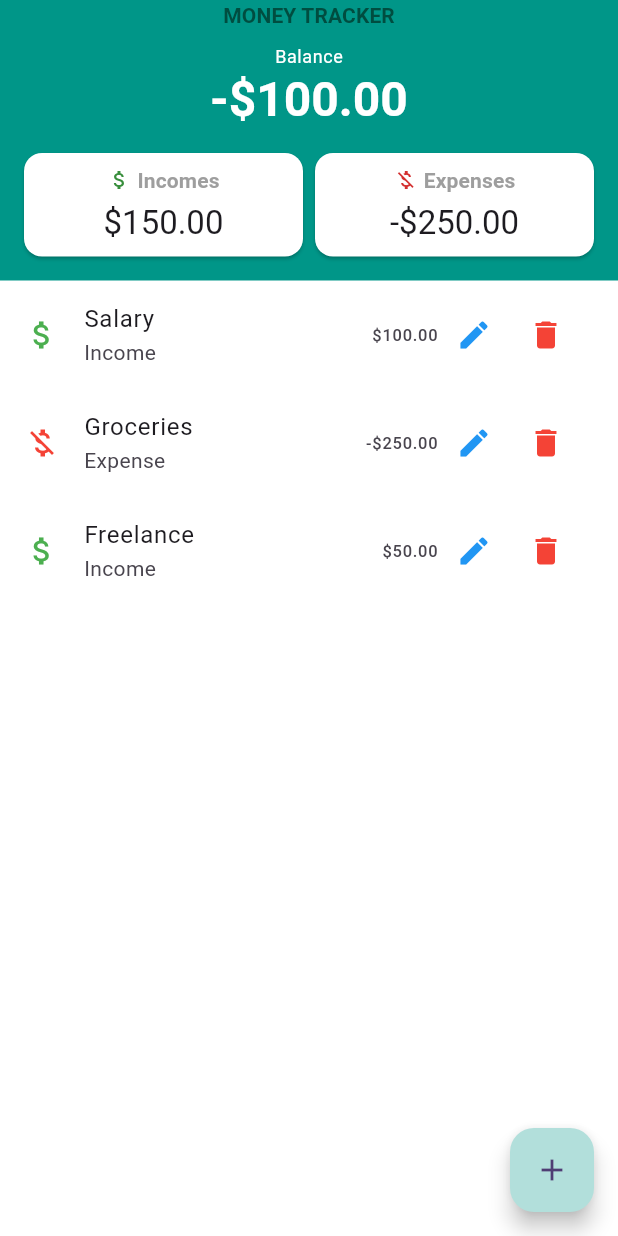
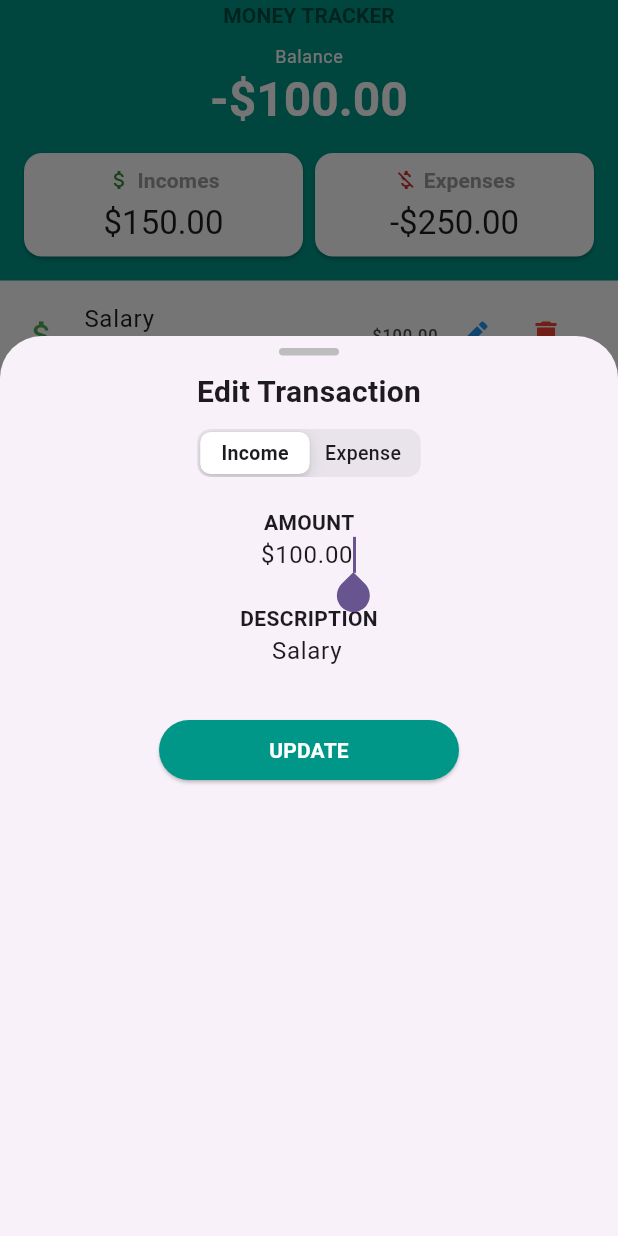
Before and after one commit to Alvarado08/money-tracker, a Flutter app: the screen it shows after launch, after a tap on the "edit" icon, on a phone screen of 412 x 824 dp. Run offline on Flutter 3.47's test engine with Material 3 defaults, Android fonts, the phone set to English and light mode, and no system bars; our stand-ins replace currency_text_input_formatter.

Commit message:
Completed CRUD
Finished implementing CRUD operations with Update. Learned about widget which is in charge of bringing the state of the last widget (parent). initState is for when the current widget needs to remember things (state). Controllers offer state consistency (Come with a dispose caveat).

```diff
--- /dev/null
+++ b/devtools_options.yaml
@@ -0,0 +1,3 @@
+description: This file stores settings for Dart & Flutter DevTools.
+documentation: https://docs.flutter.dev/tools/devtools/extensions#configure-extension-enablement-states
+extensions:
--- /dev/null
+++ b/lib/view/components/edit_transaction_bottom_sheet.dart
@@ -0,0 +1,156 @@
+import 'package:currency_text_input_formatter/currency_text_input_formatter.dart';
+import 'package:flutter/cupertino.dart';
+import 'package:flutter/material.dart';
+import 'package:money_tracker/controller/transactions_provider.dart';
+import 'package:money_tracker/model/transaction.dart';
+import 'package:provider/provider.dart';
+
+class EditTransactionBottomSheet extends StatefulWidget {
+  const EditTransactionBottomSheet({super.key, required this.oldTransaction});
+
+  final Transaction oldTransaction;
+
+  @override
+  State<EditTransactionBottomSheet> createState() =>
+      _EditTransactionBottomSheetState();
+}
+
+class _EditTransactionBottomSheetState
+    extends State<EditTransactionBottomSheet> {
+  int? typeIndex;
+  late TransactionType type;
+  late double amount = 0;
+  late String description;
+
+  @override
+  void initState() {
+    super.initState();
+    type = widget.oldTransaction.type;
+    typeIndex = (type == TransactionType.income) ? 0 : 1;
+    amount = widget.oldTransaction.amount.abs();
+    description = widget.oldTransaction.description;
+  }
+
+  @override
+  Widget build(BuildContext context) {
+    final textTheme = Theme.of(context).textTheme;
+    return SizedBox(
+      height: 600,
+      width: double.infinity,
+      child: Padding(
+        padding: const EdgeInsets.all(8.0),
+        child: Column(
+          children: [
+            Container(
+              height: 5,
+              width: 40,
+              decoration: BoxDecoration(
+                color: Colors.grey.shade400,
+                borderRadius: BorderRadius.circular(10),
+              ),
+            ),
+            const SizedBox(height: 10),
+            Text(
+              'Edit Transaction',
+              style: TextStyle(fontSize: 20, fontWeight: FontWeight.bold),
+            ),
+            const SizedBox(height: 10),
+            CupertinoSlidingSegmentedControl(
+              groupValue: typeIndex,
+              children: const {0: Text("Income"), 1: Text("Expense")},
+              onValueChanged: (value) {
+                setState(() {
+                  typeIndex = value;
+                  value == 0
+                      ? type = TransactionType.income
+                      : type = TransactionType.expense;
+                });
+              },
+            ),
+            const SizedBox(height: 20),
+            Text(
+              "AMOUNT",
+              style: textTheme.bodyMedium!.copyWith(
+                fontWeight: FontWeight.bold,
+              ),
+            ),
+            TextField(
+              controller: TextEditingController(
+                text: "\$${amount.toStringAsFixed(2)}",
+              ),
+              inputFormatters: [
+                CurrencyTextInputFormatter.currency(locale: 'en', symbol: '\$'),
+              ],
+              textAlign: TextAlign.center,
+              keyboardType: TextInputType.number,
+              decoration: InputDecoration.collapsed(
+                hintText: "\$0.00",
+                hintStyle: TextStyle(color: Colors.grey.shade400),
+              ),
+              autofocus: true,
+              onChanged: (value) {
+                final valueWithoutSymbol = value
+                    .replaceAll('\$', '')
+                    .replaceAll(',', '');
+                if (valueWithoutSymbol.isNotEmpty) {
+                  amount = double.parse(valueWithoutSymbol);
+                }
+              },
+            ),
+            SizedBox(height: 20),
+            Text(
+              "DESCRIPTION",
+              style: textTheme.bodyMedium!.copyWith(
+                fontWeight: FontWeight.bold,
+              ),
+            ),
+            TextField(
+              controller: TextEditingController(text: description),
+              textAlign: TextAlign.center,
+              keyboardType: TextInputType.text,
+              decoration: InputDecoration.collapsed(
+                hintText: "Enter description",
+                hintStyle: TextStyle(color: Colors.grey.shade400),
+              ),
+              autofocus: true,
+              onChanged: (value) {
+                description = value;
+              },
+            ),
+            SizedBox(height: 30),
+            SizedBox(
+              width: 200,
+              child: ElevatedButton(
+                onPressed: () {
+                  final newTransaction = Transaction(
+                    type: type,
+                    amount: type == TransactionType.expense ? -amount : amount,
+                    description: description,
+                  );
+                  Provider.of<TransactionsProvider>(
+                    context,
+                    listen: false,
+                  ).updateTransaction(widget.oldTransaction, newTransaction);
+                  Navigator.of(context).pop();
+                },
+                style: ElevatedButton.styleFrom(
+                  backgroundColor: Colors.teal,
+                  shape: RoundedRectangleBorder(
+                    borderRadius: BorderRadius.circular(20),
+                  ),
+                ),
+                child: Text(
+                  "UPDATE",
+                  style: TextStyle(
+                    color: Colors.white,
+                    fontWeight: FontWeight.bold,
+                  ),
+                ),
+              ),
+            ),
+          ],
+        ),
+      ),
+    );
+  }
+}
--- a/lib/view/components/transactions_list.dart
+++ b/lib/view/components/transactions_list.dart
@@ -1,6 +1,7 @@
 import 'package:flutter/material.dart';
 import 'package:money_tracker/controller/transactions_provider.dart';
 import 'package:money_tracker/model/transaction.dart';
+import 'package:money_tracker/view/components/edit_transaction_bottom_sheet.dart';
 import 'package:provider/provider.dart';
 
 class TransactionsList extends StatelessWidget {
@@ -42,7 +43,17 @@ class TransactionsList extends StatelessWidget {
                     children: [
                       IconButton(
                         icon: Icon(Icons.edit, color: Colors.blue),
-                        onPressed: () {},
+                        onPressed: () {
+                          showModalBottomSheet(
+                            isScrollControlled: true,
+                            context: context,
+                            builder: (context) {
+                              return EditTransactionBottomSheet(
+                                oldTransaction: transaction,
+                              );
+                            },
+                          );
+                        },
                       ),
                       IconButton(
                         icon: Icon(Icons.delete, color: Colors.red),
```
